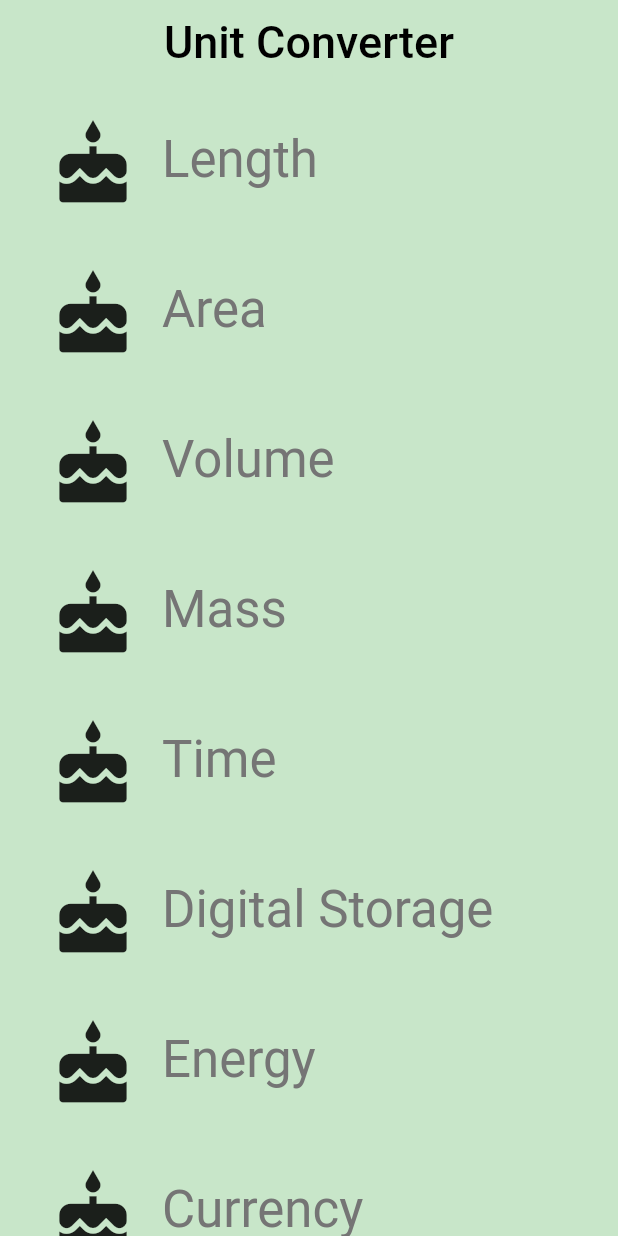
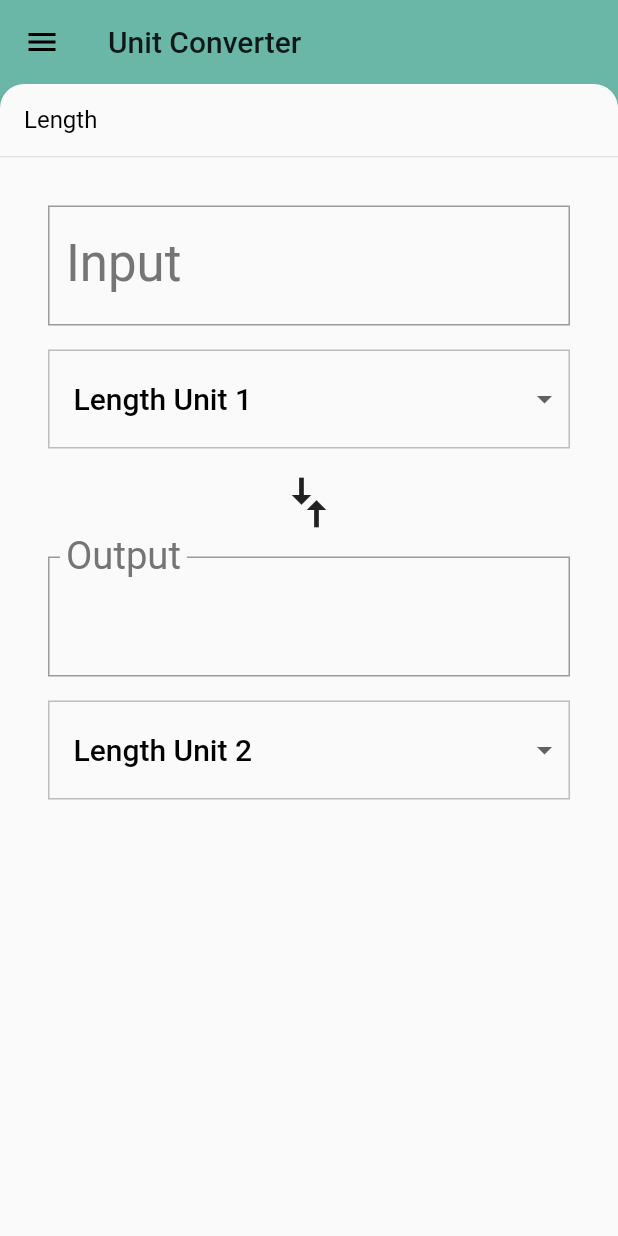
Before and after one commit to SabalNiroula/Personal_project, a Flutter app: the screen it shows after launch, on a phone screen of 412 x 824 dp. Run offline on Flutter 3.47's test engine with Material 2 defaults, Android fonts, the phone set to English and light mode, and no system bars.

Commit message:
This helps to direct to the conversion screen

```diff
--- a/lib/category_route.dart
+++ b/lib/category_route.dart
@@ -1,11 +1,10 @@
-import 'package:creating_custom_widget/category.dart';
-import 'package:creating_custom_widget/unit.dart';
 import 'package:flutter/material.dart';
+
+import 'backdrop.dart';
 import 'category.dart';
 import 'category_tile.dart';
 import 'unit.dart';
-
-final _backgroundColor = Colors.green[100];
+import 'unit_converter.dart';
 
 /// Category Route (screen).
 ///
@@ -22,8 +21,8 @@ class CategoryRoute extends StatefulWidget {
 }
 
 class _CategoryRouteState extends State<CategoryRoute> {
-  // TODO: Keep track of a default [Category], and the currently-selected
-  // [Category]
+  Category _defaultCategory;
+  Category _currentCategory;
   final _categories = <Category>[];
   static const _categoryNames = <String>[
     'Length',
@@ -74,20 +73,30 @@ class _CategoryRouteState extends State<CategoryRoute> {
   @override
   void initState() {
     super.initState();
-    // TODO: Set the default [Category] for the unit converter that opens
     for (var i = 0; i < _categoryNames.length; i++) {
-      _categories.add(Category(
+      var category = Category(
         name: _categoryNames[i],
         color: _baseColors[i],
         iconLocation: Icons.cake,
         units: _retrieveUnitList(_categoryNames[i]),
-      ));
+      );
+      if (i == 0) {
+        _defaultCategory = category;
+      }
+      _categories.add(category);
     }
   }
 
-  // TODO: Fill out this function
+ // TODO: Use a GridView for landscape mode, passing in the device orientation
+  /// Makes the correct number of rows for the list view, based on whether the
+  /// device is portrait or landscape.
+  ///
   /// Function to call when a [Category] is tapped.
-  void _onCategoryTap(Category category) {}
+  void _onCategoryTap(Category category) {
+    setState(() {
+      _currentCategory = category;
+    });
+  }
 
   /// Makes the correct number of rows for the list view.
   ///
@@ -117,29 +126,24 @@ class _CategoryRouteState extends State<CategoryRoute> {
 
   @override
   Widget build(BuildContext context) {
-    // TODO: Import and use the Backdrop widget
-    final listView = Container(
-      color: _backgroundColor,
-      padding: EdgeInsets.symmetric(horizontal: 8.0),
+    final listView = Padding(
+      padding: EdgeInsets.only(
+        left: 8.0,
+        right: 8.0,
+        bottom: 48.0,
+      ),
       child: _buildCategoryWidgets(),
     );
 
-    final appBar = AppBar(
-      elevation: 0.0,
-      title: Text(
-        'Unit Converter',
-        style: TextStyle(
-          color: Colors.black,
-          fontSize: 30.0,
-        ),
-      ),
-      centerTitle: true,
-      backgroundColor: _backgroundColor,
-    );
-
-    return Scaffold(
-      appBar: appBar,
-      body: listView,
+    return Backdrop(
+      currentCategory:
+          _currentCategory == null ? _defaultCategory : _currentCategory,
+      frontPanel: _currentCategory == null
+          ? UnitConverter(category: _defaultCategory)
+          : UnitConverter(category: _currentCategory),
+      backPanel: listView,
+      frontTitle: Text('Unit Converter'),
+      backTitle: Text('Select a Category'),
     );
   }
 }
```
